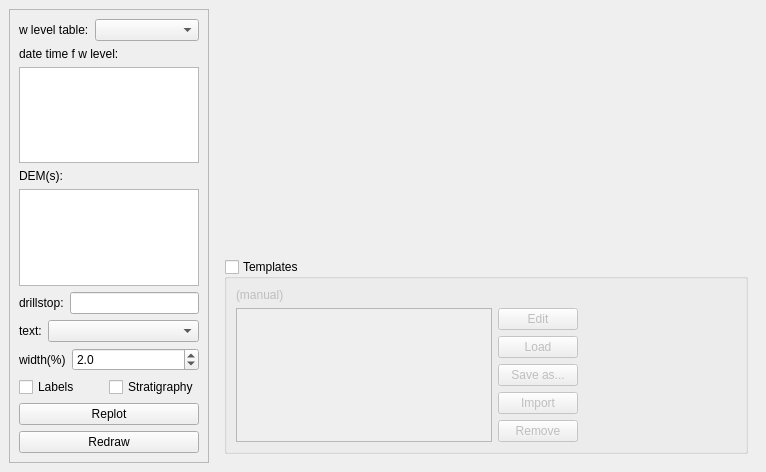
Qt form ui/secplotdockwidget_ui.ui (jkall/qgis-midvatten-plugin) before a commit.
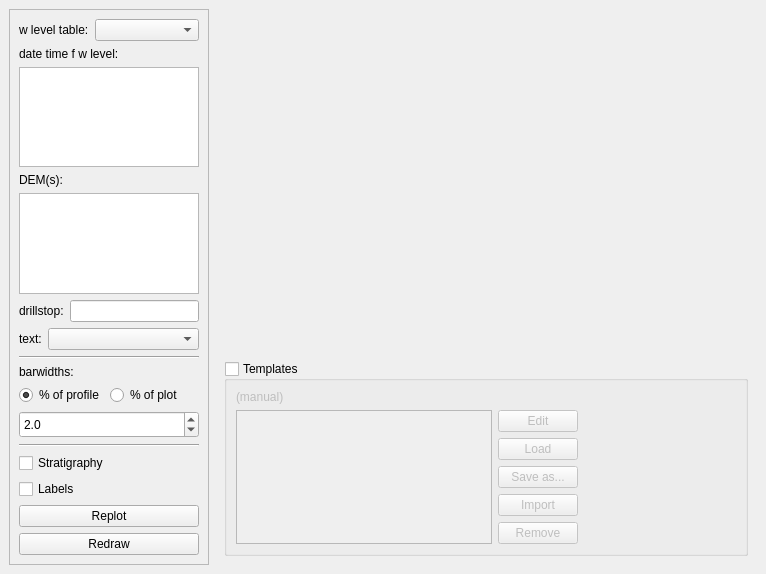
The same form after that commit.

Commit message: Sectionplot: barwidths as % of plotwindow

Patch:
```diff
--- a/ui/secplotdockwidget_ui.ui
+++ b/ui/secplotdockwidget_ui.ui
@@ -7,7 +7,7 @@
     <x>0</x>
     <y>0</y>
     <width>766</width>
-    <height>472</height>
+    <height>574</height>
    </rect>
   </property>
   <property name="windowTitle">
@@ -35,8 +35,8 @@
       <property name="frameShadow">
        <enum>QFrame::Raised</enum>
       </property>
-      <layout class="QGridLayout" name="gridLayout_3">
-       <item row="0" column="0" colspan="2">
+      <layout class="QVBoxLayout" name="verticalLayout_3">
+       <item>
         <layout class="QFormLayout" name="formLayout_5">
          <item row="0" column="0">
           <widget class="QLabel" name="label">
@@ -57,7 +57,7 @@
          </item>
         </layout>
        </item>
-       <item row="1" column="0" colspan="2">
+       <item>
         <layout class="QVBoxLayout" name="verticalLayout">
          <item>
           <widget class="QLabel" name="label_3">
@@ -96,7 +96,7 @@
          </item>
         </layout>
        </item>
-       <item row="2" column="0" colspan="2">
+       <item>
         <layout class="QVBoxLayout" name="verticalLayout_2">
          <item>
           <widget class="QLabel" name="label_4">
@@ -135,7 +135,7 @@
          </item>
         </layout>
        </item>
-       <item row="3" column="0" colspan="2">
+       <item>
         <layout class="QFormLayout" name="formLayout_2">
          <property name="fieldGrowthPolicy">
           <enum>QFormLayout::AllNonFixedFieldsGrow</enum>
@@ -159,8 +159,11 @@
          </item>
         </layout>
        </item>
-       <item row="4" column="0" colspan="2">
+       <item>
         <layout class="QFormLayout" name="formLayout_3">
+         <property name="fieldGrowthPolicy">
+          <enum>QFormLayout::AllNonFixedFieldsGrow</enum>
+         </property>
          <item row="0" column="0">
           <widget class="QLabel" name="label_5">
            <property name="text">
@@ -180,7 +183,14 @@
          </item>
         </layout>
        </item>
-       <item row="5" column="0" colspan="2">
+       <item>
+        <widget class="Line" name="line">
+         <property name="orientation">
+          <enum>Qt::Horizontal</enum>
+         </property>
+        </widget>
+       </item>
+       <item>
         <layout class="QFormLayout" name="formLayout">
          <property name="fieldGrowthPolicy">
           <enum>QFormLayout::AllNonFixedFieldsGrow</enum>
@@ -188,15 +198,38 @@
          <item row="0" column="0">
           <widget class="QLabel" name="label_6">
            <property name="text">
-            <string>width(%)</string>
+            <string>barwidths:</string>
            </property>
            <property name="buddy">
             <cstring>wlvltableComboBox</cstring>
            </property>
           </widget>
          </item>
-         <item row="0" column="1">
+         <item row="1" column="0">
+          <widget class="QRadioButton" name="width_of_profile">
+           <property name="text">
+            <string>% of profile</string>
+           </property>
+           <property name="checked">
+            <bool>true</bool>
+           </property>
+          </widget>
+         </item>
+         <item row="1" column="1">
+          <widget class="QRadioButton" name="width_of_plot">
+           <property name="text">
+            <string>% of plot</string>
+           </property>
+          </widget>
+         </item>
+         <item row="2" column="0" colspan="2">
           <widget class="QDoubleSpinBox" name="barwidthdoubleSpinBox">
+           <property name="minimumSize">
+            <size>
+             <width>0</width>
+             <height>27</height>
+            </size>
+           </property>
            <property name="toolTip">
             <string>give stratigraphy bar width (% of full scale) which also affects sampling interval for DEM(s)</string>
            </property>
@@ -210,19 +243,14 @@
          </item>
         </layout>
        </item>
-       <item row="6" column="0">
-        <widget class="QCheckBox" name="Labels_checkBox">
-         <property name="font">
-          <font>
-           <pointsize>9</pointsize>
-          </font>
-         </property>
-         <property name="text">
-          <string>Labels</string>
+       <item>
+        <widget class="Line" name="line_2">
+         <property name="orientation">
+          <enum>Qt::Horizontal</enum>
          </property>
         </widget>
        </item>
-       <item row="6" column="1">
+       <item>
         <widget class="QCheckBox" name="Stratigraphy_checkBox">
          <property name="font">
           <font>
@@ -237,7 +265,19 @@
          </property>
         </widget>
        </item>
-       <item row="7" column="0" colspan="2">
+       <item>
+        <widget class="QCheckBox" name="Labels_checkBox">
+         <property name="font">
+          <font>
+           <pointsize>9</pointsize>
+          </font>
+         </property>
+         <property name="text">
+          <string>Labels</string>
+         </property>
+        </widget>
+       </item>
+       <item>
         <widget class="QPushButton" name="pushButton">
          <property name="maximumSize">
           <size>
@@ -250,7 +290,7 @@
          </property>
         </widget>
        </item>
-       <item row="8" column="0" colspan="2">
+       <item>
         <widget class="QPushButton" name="redraw">
          <property name="maximumSize">
           <size>
```
Left out of the diff: 3 changed lines with no effect on the pictures. The commit also changes 3 other files.
